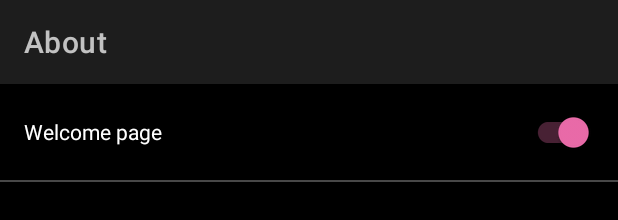
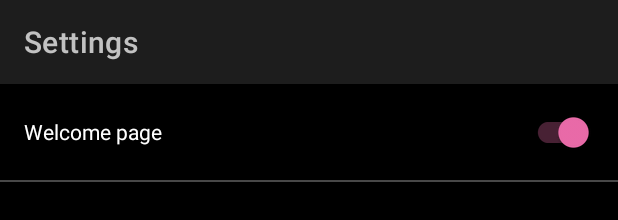
Before and after one commit to GreenShadow/CostBook, an Android app: the layout activity_settings.xml on its own in the app's theme, with its tools: preview values and no code run, on a phone screen of 412 x 824 dp. Shown: the top 220 px of the screen. Run offline under Robolectric (Android 15) with nearby library versions, the phone set to English and light mode, and no system bars.

Commit message:
Fix text display error

```diff
--- a/app/src/main/res/layout/activity_settings.xml
+++ b/app/src/main/res/layout/activity_settings.xml
@@ -13,7 +13,7 @@
         android:elevation="@dimen/default_elevation"
         android:fitsSystemWindows="true"
         app:theme="@style/AppTheme.ToolBar"
-        app:title="@string/about"
+        app:title="@string/settings"
         app:titleTextColor="?attr/colorTextTitle" />
 
     <LinearLayout
--- a/app/src/main/res/layout/activity_theme_choose.xml
+++ b/app/src/main/res/layout/activity_theme_choose.xml
@@ -13,7 +13,7 @@
         android:elevation="@dimen/default_elevation"
         android:fitsSystemWindows="true"
         app:theme="@style/AppTheme.ToolBar"
-        app:title="@string/about"
+        app:title="@string/theme"
         app:titleTextColor="?attr/colorTextTitle" />
 
     <LinearLayout
```
